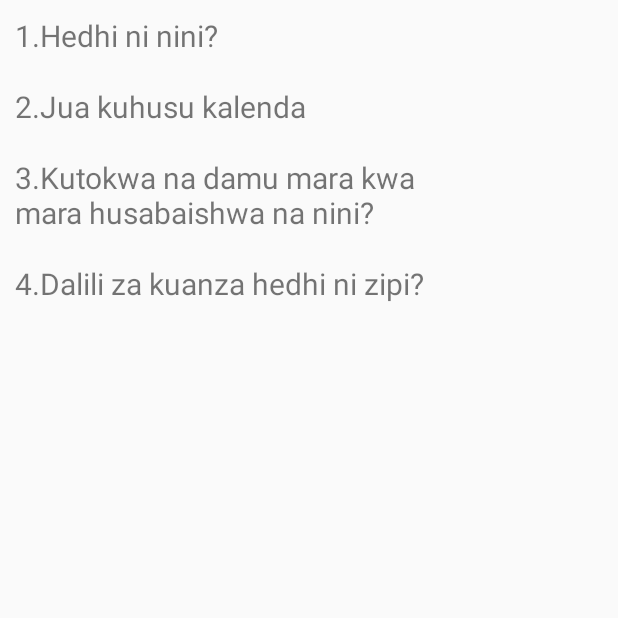
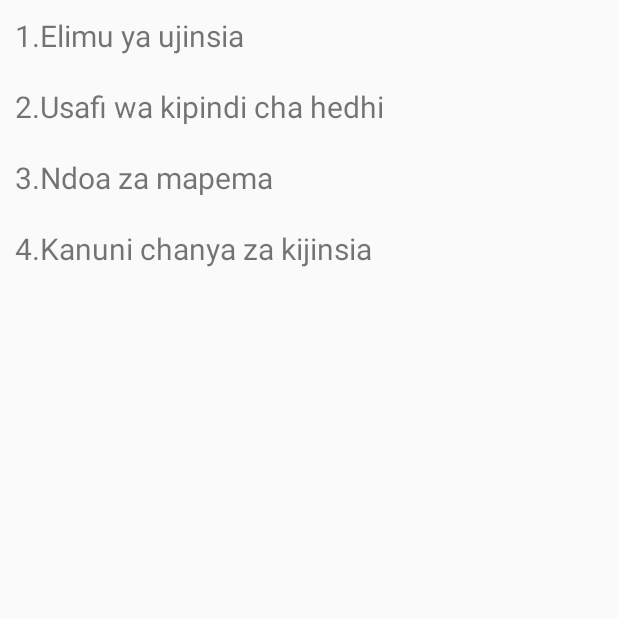
Before and after one commit to giltwizy/eAfya, an Android app: the Hedhi screen opened directly, with no data from a screen before it, on a phone screen of 412 x 824 dp, the top half of it. Run offline under Robolectric (Android 15) with nearby library versions, the phone set to English and light mode, and no system bars.

Commit message:
added changed final page

```diff
--- a/app/src/main/res/layout/activity_hedhi.xml
+++ b/app/src/main/res/layout/activity_hedhi.xml
@@ -17,7 +17,7 @@
         <TextView
             android:layout_width="wrap_content"
             android:layout_height="wrap_content"
-            android:text="1.Hedhi ni nini?"
+            android:text="1.Elimu ya ujinsia"
             android:textSize="20sp"/>
 
 <!--        <ImageButton-->
@@ -38,7 +38,7 @@
         <TextView
             android:layout_width="wrap_content"
             android:layout_height="wrap_content"
-            android:text="2.Jua kuhusu kalenda"
+            android:text="2.Usafi wa kipindi cha hedhi"
             android:textSize="20sp"/>
 
 <!--        <ImageButton-->
@@ -62,7 +62,7 @@
             android:layout_width="280dp"
             android:layout_height="wrap_content"
             android:layout_gravity="fill_vertical"
-            android:text="3.Kutokwa na damu mara kwa mara husabaishwa na nini?"
+            android:text="3.Ndoa za mapema"
             android:textSize="20sp" />
 
 <!--        <ImageButton-->
@@ -87,7 +87,7 @@
             android:layout_width="wrap_content"
             android:layout_height="wrap_content"
             android:layout_gravity="fill_vertical"
-            android:text="4.Dalili za kuanza hedhi ni zipi?"
+            android:text="4.Kanuni chanya za kijinsia"
             android:textSize="20sp" />
 
 <!--        <ImageButton-->
```
